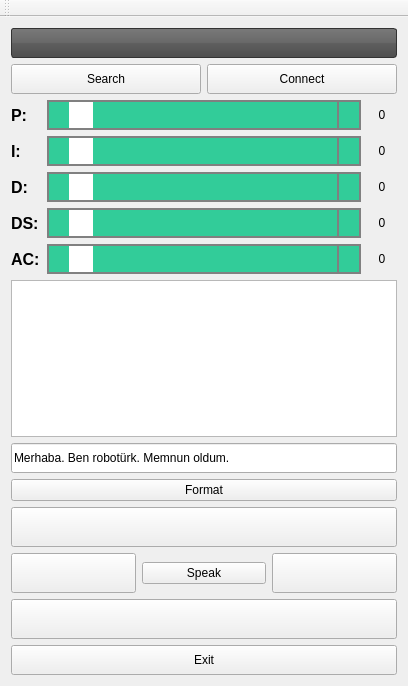
Qt form BalanceRobotRemoteQT/mainwindow.ui (takyonxxx/BalanceRobotQT-Raspberry) before a commit.
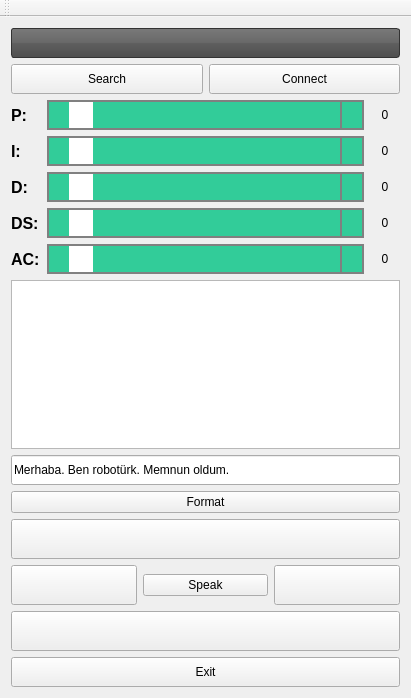
The same form after that commit. Icons and pictures are not drawn.

Diff of the .ui file:
```diff
--- a/BalanceRobotRemoteQT/mainwindow.ui
+++ b/BalanceRobotRemoteQT/mainwindow.ui
@@ -6,8 +6,8 @@
    <rect>
     <x>0</x>
     <y>0</y>
-    <width>408</width>
-    <height>686</height>
+    <width>411</width>
+    <height>698</height>
    </rect>
   </property>
   <property name="maximumSize">
@@ -22,12 +22,10 @@
   <widget class="QWidget" name="centralWidget">
    <layout class="QGridLayout" name="gridLayout">
     <item row="0" column="0">
-     <layout class="QVBoxLayout" name="verticalLayout">
-      <item>
        <widget class="QComboBox" name="m_cbDevicesFound">
         <property name="minimumSize">
          <size>
-          <width>106</width>
+        <width>130</width>
           <height>30</height>
          </size>
         </property>
@@ -69,7 +67,7 @@
         </property>
        </widget>
       </item>
-      <item>
+    <item row="1" column="0">
        <layout class="QHBoxLayout" name="horizontalLayout">
         <item>
          <widget class="QPushButton" name="m_pBSearch">
@@ -99,7 +97,7 @@
         </item>
        </layout>
       </item>
-      <item>
+    <item row="2" column="0">
        <spacer name="verticalSpacer_2">
         <property name="orientation">
          <enum>Qt::Vertical</enum>
@@ -107,12 +105,12 @@
         <property name="sizeHint" stdset="0">
          <size>
           <width>20</width>
-          <height>10</height>
+        <height>0</height>
          </size>
         </property>
        </spacer>
       </item>
-      <item>
+    <item row="3" column="0">
        <layout class="QHBoxLayout" name="horizontalLayout_8">
         <item>
          <widget class="QLabel" name="label">
@@ -210,7 +208,7 @@
         </item>
        </layout>
       </item>
-      <item>
+    <item row="4" column="0">
        <layout class="QHBoxLayout" name="horizontalLayout_7">
         <item>
          <widget class="QLabel" name="label_2">
@@ -308,7 +306,7 @@
         </item>
        </layout>
       </item>
-      <item>
+    <item row="5" column="0">
        <layout class="QHBoxLayout" name="horizontalLayout_6">
         <item>
          <widget class="QLabel" name="label_3">
@@ -406,7 +404,7 @@
         </item>
        </layout>
       </item>
-      <item>
+    <item row="6" column="0">
        <layout class="QHBoxLayout" name="horizontalLayout_9">
         <item>
          <widget class="QLabel" name="label_4">
@@ -498,7 +496,7 @@
         </item>
        </layout>
       </item>
-      <item>
+    <item row="7" column="0">
        <layout class="QHBoxLayout" name="horizontalLayout_10">
         <item>
          <widget class="QLabel" name="label_5">
@@ -590,7 +588,7 @@
         </item>
        </layout>
       </item>
-      <item>
+    <item row="8" column="0">
        <spacer name="verticalSpacer">
         <property name="orientation">
          <enum>Qt::Vertical</enum>
@@ -598,81 +596,15 @@
         <property name="sizeHint" stdset="0">
          <size>
           <width>20</width>
-          <height>10</height>
+        <height>0</height>
          </size>
         </property>
        </spacer>
       </item>
-      <item>
+    <item row="9" column="0">
        <widget class="QTextBrowser" name="m_textStatus"/>
       </item>
-     </layout>
-    </item>
-    <item row="3" column="0">
-     <layout class="QHBoxLayout" name="horizontalLayout_5">
-      <item>
-       <widget class="QPushButton" name="m_pBForward">
-        <property name="minimumSize">
-         <size>
-          <width>0</width>
-          <height>40</height>
-         </size>
-        </property>
-        <property name="text">
-         <string/>
-        </property>
-       </widget>
-      </item>
-     </layout>
-    </item>
-    <item row="7" column="0">
-     <layout class="QHBoxLayout" name="horizontalLayout_2">
-      <item>
-       <widget class="QPushButton" name="m_pBExit">
-        <property name="minimumSize">
-         <size>
-          <width>0</width>
-          <height>30</height>
-         </size>
-        </property>
-        <property name="text">
-         <string>Exit</string>
-        </property>
-       </widget>
-      </item>
-     </layout>
-    </item>
-    <item row="6" column="0">
-     <spacer name="verticalSpacer_7">
-      <property name="orientation">
-       <enum>Qt::Vertical</enum>
-      </property>
-      <property name="sizeHint" stdset="0">
-       <size>
-        <width>20</width>
-        <height>10</height>
-       </size>
-      </property>
-     </spacer>
-    </item>
-    <item row="5" column="0">
-     <layout class="QHBoxLayout" name="horizontalLayout_3">
-      <item>
-       <widget class="QPushButton" name="m_pBBackward">
-        <property name="minimumSize">
-         <size>
-          <width>0</width>
-          <height>40</height>
-         </size>
-        </property>
-        <property name="text">
-         <string/>
-        </property>
-       </widget>
-      </item>
-     </layout>
-    </item>
-    <item row="1" column="0">
+    <item row="10" column="0">
      <layout class="QVBoxLayout" name="verticalLayout_2">
       <item>
        <layout class="QHBoxLayout" name="horizontalLayout_11">
@@ -700,7 +632,31 @@
       </item>
      </layout>
     </item>
-    <item row="4" column="0">
+    <item row="11" column="0">
+     <widget class="QPushButton" name="m_pBFormat">
+      <property name="text">
+       <string>Format</string>
+      </property>
+     </widget>
+    </item>
+    <item row="12" column="0">
+     <layout class="QHBoxLayout" name="horizontalLayout_5">
+      <item>
+       <widget class="QPushButton" name="m_pBForward">
+        <property name="minimumSize">
+         <size>
+          <width>0</width>
+          <height>40</height>
+         </size>
+        </property>
+        <property name="text">
+         <string/>
+        </property>
+       </widget>
+      </item>
+     </layout>
+    </item>
+    <item row="13" column="0">
      <layout class="QHBoxLayout" name="horizontalLayout_4">
       <item>
        <widget class="QPushButton" name="m_pBLeft">
@@ -737,12 +693,52 @@
       </item>
      </layout>
     </item>
-    <item row="2" column="0">
-     <widget class="QPushButton" name="m_pBFormat">
+    <item row="14" column="0">
+     <layout class="QHBoxLayout" name="horizontalLayout_3">
+      <item>
+       <widget class="QPushButton" name="m_pBBackward">
+        <property name="minimumSize">
+         <size>
+          <width>0</width>
+          <height>40</height>
+         </size>
+        </property>
       <property name="text">
-       <string>Format</string>
-      </property>
-     </widget>
+         <string/>
+        </property>
+       </widget>
+      </item>
+     </layout>
+    </item>
+    <item row="15" column="0">
+     <spacer name="verticalSpacer_7">
+      <property name="orientation">
+       <enum>Qt::Vertical</enum>
+      </property>
+      <property name="sizeHint" stdset="0">
+       <size>
+        <width>20</width>
+        <height>10</height>
+       </size>
+      </property>
+     </spacer>
+    </item>
+    <item row="16" column="0">
+     <layout class="QHBoxLayout" name="horizontalLayout_2">
+      <item>
+       <widget class="QPushButton" name="m_pBExit">
+        <property name="minimumSize">
+         <size>
+          <width>0</width>
+          <height>30</height>
+         </size>
+        </property>
+        <property name="text">
+         <string>Exit</string>
+        </property>
+       </widget>
+      </item>
+     </layout>
     </item>
    </layout>
   </widget>
```
Lines whose indentation alone changed are shown as unchanged.
